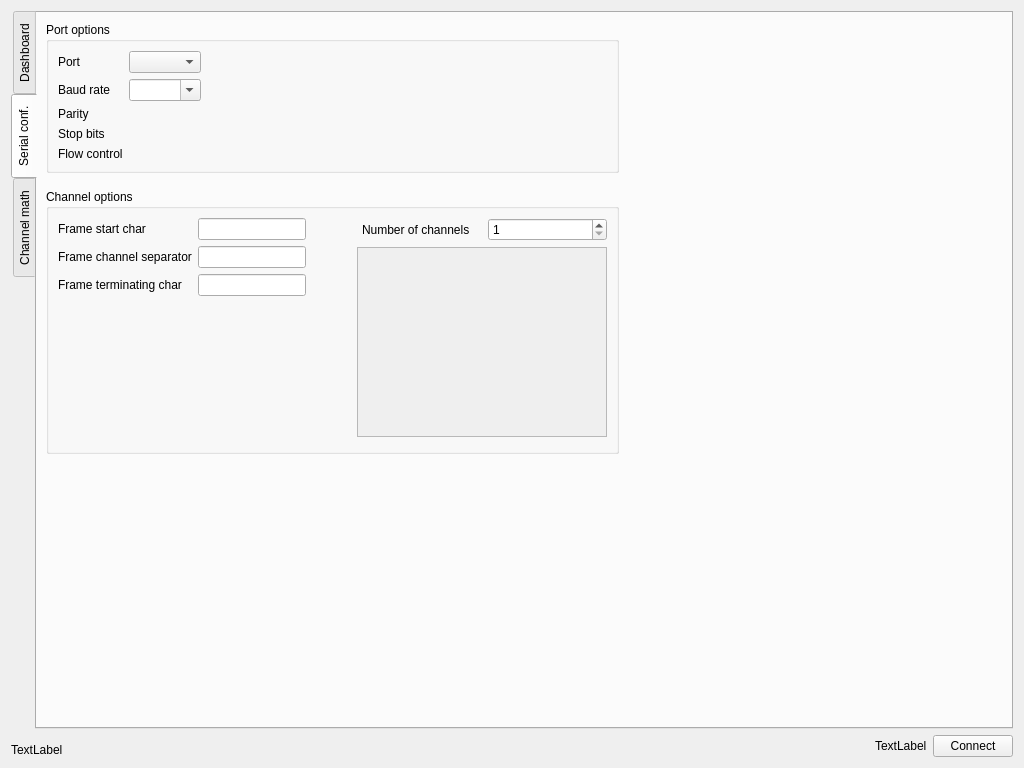
This is mainwindow.ui in vedranMv/dataDashboard as Qt 5 draws it before an edit. The edited form follows.
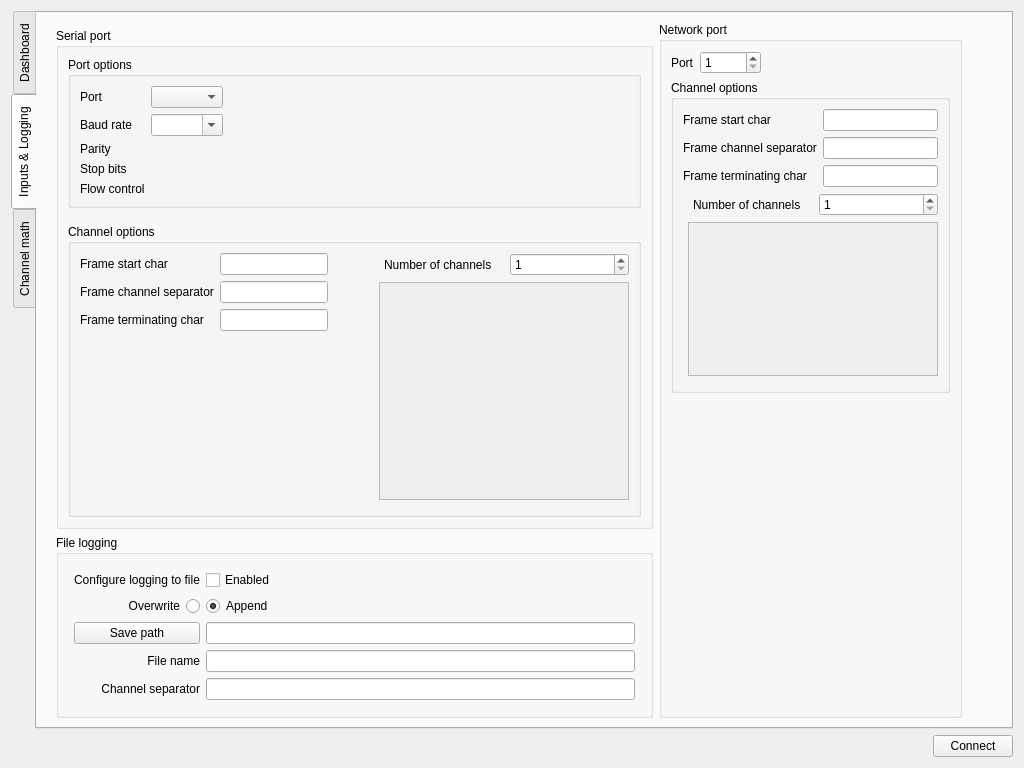
This is the edited form. The open tabs and pages were chosen to show the change.

Commit message: UI changes for logging-to-file and network input features

```diff
--- a/mainwindow.ui
+++ b/mainwindow.ui
@@ -98,11 +98,23 @@
      </widget>
      <widget class="QWidget" name="serialconfTab">
       <attribute name="title">
-       <string>Serial conf.</string>
+       <string>Inputs &amp;&amp; Logging</string>
       </attribute>
       <layout class="QHBoxLayout" name="horizontalLayout">
        <item>
         <layout class="QVBoxLayout" name="verticalLayout">
+         <property name="leftMargin">
+          <number>10</number>
+         </property>
+         <property name="topMargin">
+          <number>6</number>
+         </property>
+         <item>
+          <widget class="QGroupBox" name="serialGroup">
+           <property name="title">
+            <string>Serial port</string>
+           </property>
+           <layout class="QVBoxLayout" name="verticalLayout_9">
          <item>
           <widget class="QGroupBox" name="portOpt">
            <property name="title">
@@ -299,7 +311,7 @@
                    <x>0</x>
                    <y>0</y>
                    <width>248</width>
-                   <height>143</height>
+                      <height>141</height>
                   </rect>
                  </property>
                  <layout class="QVBoxLayout" name="verticalLayout_5">
@@ -322,8 +334,277 @@
            </layout>
           </widget>
          </item>
+           </layout>
+          </widget>
+         </item>
          <item>
-          <spacer name="verticalSpacer_5">
+          <widget class="QGroupBox" name="filelogGroup">
+           <property name="title">
+            <string>File logging</string>
+           </property>
+           <layout class="QVBoxLayout" name="verticalLayout_12">
+            <item>
+             <layout class="QGridLayout" name="gridLayout">
+              <property name="leftMargin">
+               <number>6</number>
+              </property>
+              <property name="topMargin">
+               <number>6</number>
+              </property>
+              <property name="rightMargin">
+               <number>6</number>
+              </property>
+              <property name="bottomMargin">
+               <number>6</number>
+              </property>
+              <item row="2" column="1">
+               <widget class="QLineEdit" name="logfilePath">
+                <property name="sizePolicy">
+                 <sizepolicy hsizetype="Expanding" vsizetype="Fixed">
+                  <horstretch>0</horstretch>
+                  <verstretch>0</verstretch>
+                 </sizepolicy>
+                </property>
+               </widget>
+              </item>
+              <item row="3" column="1">
+               <widget class="QLineEdit" name="logfileName"/>
+              </item>
+              <item row="0" column="0">
+               <widget class="QLabel" name="label_7">
+                <property name="text">
+                 <string>Configure logging to file</string>
+                </property>
+               </widget>
+              </item>
+              <item row="0" column="1">
+               <widget class="QCheckBox" name="fileloggingEnabled">
+                <property name="text">
+                 <string>Enabled</string>
+                </property>
+               </widget>
+              </item>
+              <item row="3" column="0">
+               <widget class="QLabel" name="label_13">
+                <property name="text">
+                 <string>File name</string>
+                </property>
+                <property name="alignment">
+                 <set>Qt::AlignRight|Qt::AlignTrailing|Qt::AlignVCenter</set>
+                </property>
+               </widget>
+              </item>
+              <item row="2" column="0">
+               <widget class="QPushButton" name="logfilePathDialog">
+                <property name="text">
+                 <string>Save path</string>
+                </property>
+               </widget>
+              </item>
+              <item row="1" column="0">
+               <widget class="QRadioButton" name="overwriteButton">
+                <property name="layoutDirection">
+                 <enum>Qt::RightToLeft</enum>
+                </property>
+                <property name="text">
+                 <string>Overwrite</string>
+                </property>
+               </widget>
+              </item>
+              <item row="1" column="1">
+               <widget class="QRadioButton" name="appendButton">
+                <property name="layoutDirection">
+                 <enum>Qt::LeftToRight</enum>
+                </property>
+                <property name="text">
+                 <string>Append</string>
+                </property>
+                <property name="checked">
+                 <bool>true</bool>
+                </property>
+               </widget>
+              </item>
+              <item row="4" column="0">
+               <widget class="QLabel" name="label_14">
+                <property name="text">
+                 <string>Channel separator</string>
+                </property>
+                <property name="alignment">
+                 <set>Qt::AlignRight|Qt::AlignTrailing|Qt::AlignVCenter</set>
+                </property>
+               </widget>
+              </item>
+              <item row="4" column="1">
+               <widget class="QLineEdit" name="logfileChSep">
+                <property name="maxLength">
+                 <number>1</number>
+                </property>
+               </widget>
+              </item>
+             </layout>
+            </item>
+           </layout>
+          </widget>
+         </item>
+        </layout>
+       </item>
+       <item>
+        <widget class="QGroupBox" name="networkGroup">
+         <property name="title">
+          <string>Network port</string>
+         </property>
+         <layout class="QVBoxLayout" name="verticalLayout_10">
+          <item>
+           <layout class="QHBoxLayout" name="horizontalLayout_3">
+            <item>
+             <widget class="QLabel" name="label_15">
+              <property name="text">
+               <string>Port</string>
+              </property>
+             </widget>
+            </item>
+            <item>
+             <widget class="QSpinBox" name="netportSelector">
+              <property name="minimum">
+               <number>1</number>
+              </property>
+              <property name="maximum">
+               <number>65535</number>
+              </property>
+             </widget>
+            </item>
+            <item>
+             <spacer name="horizontalSpacer_9">
+              <property name="orientation">
+               <enum>Qt::Horizontal</enum>
+              </property>
+              <property name="sizeHint" stdset="0">
+               <size>
+                <width>40</width>
+                <height>20</height>
+               </size>
+              </property>
+             </spacer>
+            </item>
+           </layout>
+          </item>
+          <item>
+           <widget class="QGroupBox" name="netchannelOpts">
+            <property name="title">
+             <string>Channel options</string>
+            </property>
+            <layout class="QVBoxLayout" name="verticalLayout_14">
+             <item>
+              <layout class="QFormLayout" name="channelOpt_3">
+               <item row="0" column="0">
+                <widget class="QLabel" name="label_16">
+                 <property name="text">
+                  <string>Frame start char</string>
+                 </property>
+                </widget>
+               </item>
+               <item row="1" column="0">
+                <widget class="QLabel" name="label_17">
+                 <property name="text">
+                  <string>Frame channel separator</string>
+                 </property>
+                </widget>
+               </item>
+               <item row="2" column="0">
+                <widget class="QLabel" name="label_18">
+                 <property name="text">
+                  <string>Frame terminating char</string>
+                 </property>
+                </widget>
+               </item>
+               <item row="0" column="1">
+                <widget class="QLineEdit" name="netframeStartCh"/>
+               </item>
+               <item row="1" column="1">
+                <widget class="QLineEdit" name="netframeChSeparator"/>
+               </item>
+               <item row="2" column="1">
+                <widget class="QLineEdit" name="netframeEndSep"/>
+               </item>
+              </layout>
+             </item>
+             <item>
+              <layout class="QVBoxLayout" name="verticalLayout_11">
+               <property name="leftMargin">
+                <number>5</number>
+               </property>
+               <property name="bottomMargin">
+                <number>5</number>
+               </property>
+               <item>
+                <layout class="QHBoxLayout" name="horizontalLayout_9">
+                 <property name="leftMargin">
+                  <number>5</number>
+                 </property>
+                 <item>
+                  <widget class="QLabel" name="label_19">
+                   <property name="text">
+                    <string>Number of channels</string>
+                   </property>
+                  </widget>
+                 </item>
+                 <item>
+                  <widget class="QSpinBox" name="netchannelNumber">
+                   <property name="minimum">
+                    <number>1</number>
+                   </property>
+                   <property name="maximum">
+                    <number>20</number>
+                   </property>
+                  </widget>
+                 </item>
+                </layout>
+               </item>
+               <item>
+                <widget class="QScrollArea" name="scrollArea_3">
+                 <property name="minimumSize">
+                  <size>
+                   <width>250</width>
+                   <height>0</height>
+                  </size>
+                 </property>
+                 <property name="horizontalScrollBarPolicy">
+                  <enum>Qt::ScrollBarAlwaysOff</enum>
+                 </property>
+                 <property name="widgetResizable">
+                  <bool>true</bool>
+                 </property>
+                 <widget class="QWidget" name="channelList_3">
+                  <property name="geometry">
+                   <rect>
+                    <x>0</x>
+                    <y>0</y>
+                    <width>248</width>
+                    <height>145</height>
+                   </rect>
+                  </property>
+                  <layout class="QVBoxLayout" name="verticalLayout_13">
+                   <item>
+                    <layout class="QVBoxLayout" name="channelList_4">
+                     <property name="spacing">
+                      <number>2</number>
+                     </property>
+                     <property name="sizeConstraint">
+                      <enum>QLayout::SetDefaultConstraint</enum>
+                     </property>
+                    </layout>
+                   </item>
+                  </layout>
+                 </widget>
+                </widget>
+               </item>
+              </layout>
+             </item>
+            </layout>
+           </widget>
+          </item>
+          <item>
+           <spacer name="verticalSpacer_3">
            <property name="orientation">
             <enum>Qt::Vertical</enum>
            </property>
@@ -336,6 +617,7 @@
           </spacer>
          </item>
         </layout>
+        </widget>
        </item>
        <item>
         <spacer name="horizontalSpacer_8">
@@ -596,7 +878,7 @@
      <item>
       <widget class="QLabel" name="logLine">
        <property name="text">
-        <string>TextLabel</string>
+        <string/>
        </property>
        <property name="alignment">
         <set>Qt::AlignBottom|Qt::AlignLeading|Qt::AlignLeft</set>
@@ -619,7 +901,7 @@
      <item>
       <widget class="QLabel" name="timestamp">
        <property name="text">
-        <string>TextLabel</string>
+        <string/>
        </property>
       </widget>
      </item>
```
Left out of the diff: 37 changed lines with no effect on the pictures. Lines whose indentation alone changed are shown as unchanged. The commit also changes 2 other files.
